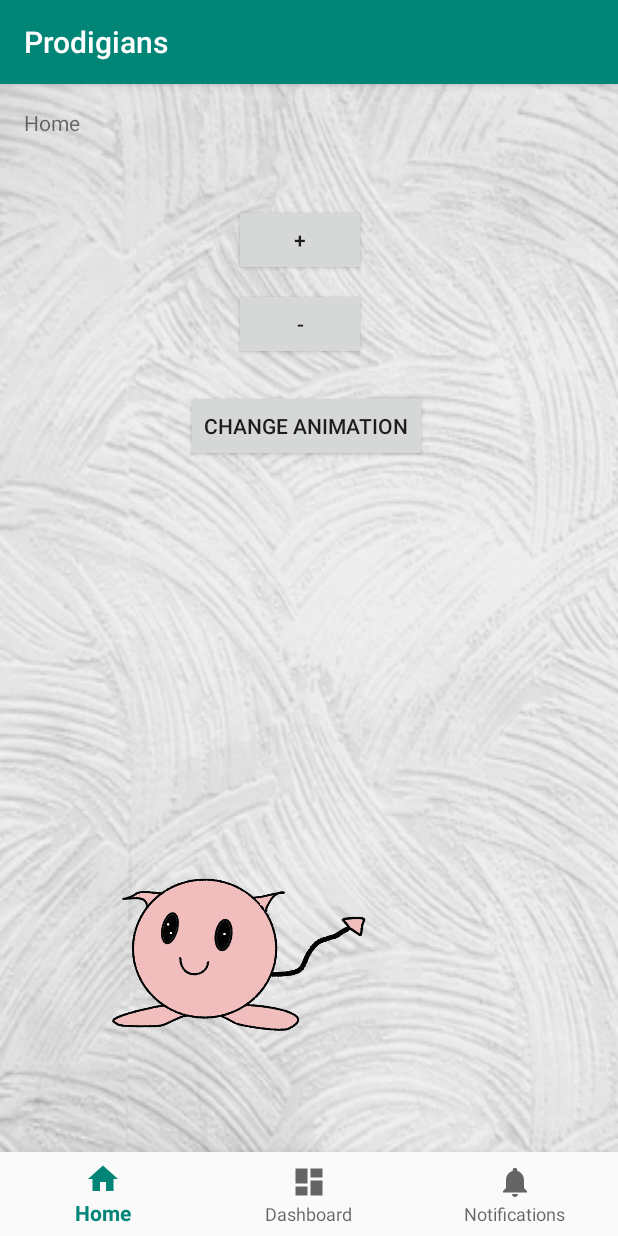
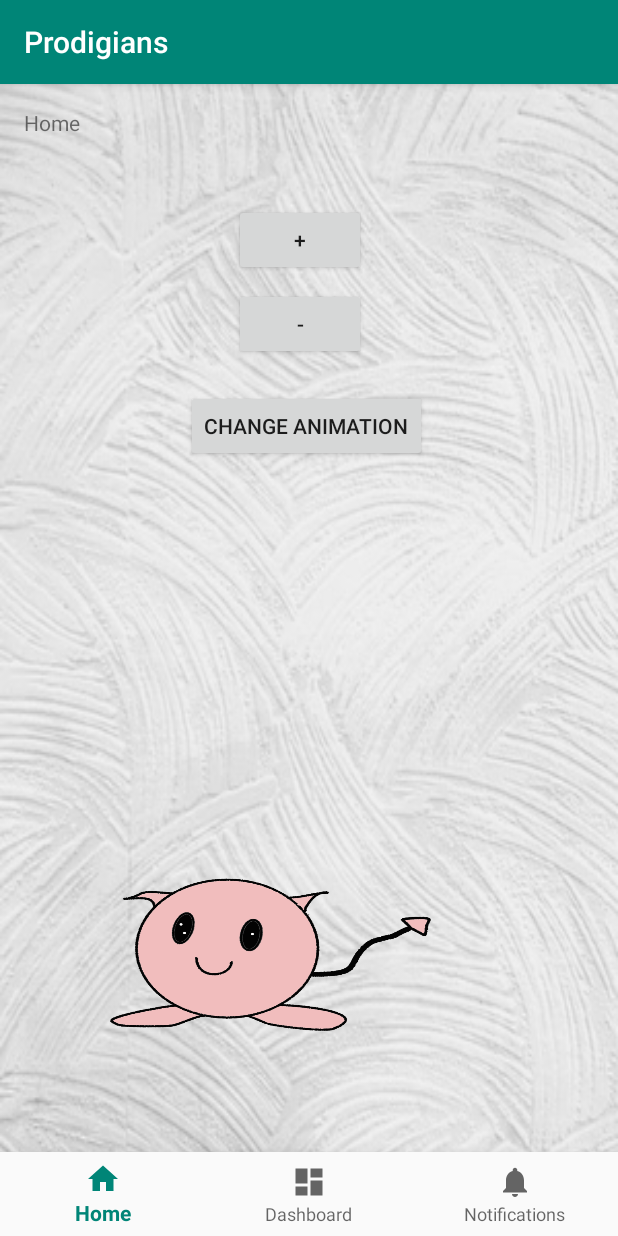
Before and after one commit to chelsea-zhou/Prodigians, an Android app: the screen it shows after launch (MainActivity), on a phone screen of 412 x 824 dp. Run offline under Robolectric (Android 15) with nearby library versions, the phone set to English and light mode, and no system bars.

Commit message:
create viewModel for mainActivity to access the repo data to change size of pet

```diff
--- a/app/src/main/java/com/example/prodigians/MainActivity.java
+++ b/app/src/main/java/com/example/prodigians/MainActivity.java
@@ -4,6 +4,9 @@ import android.animation.ObjectAnimator;
 import android.animation.Animator;
 import android.animation.ValueAnimator;
 import android.animation.AnimatorListenerAdapter;
+import android.arch.lifecycle.Observer;
+import android.arch.lifecycle.ViewModelProviders;
+import android.support.annotation.Nullable;
 import android.util.Log;
 import android.view.animation.Animation;
 import android.graphics.drawable.AnimationDrawable;
@@ -25,6 +28,13 @@ import android.content.Intent;
 import android.support.constraint.ConstraintLayout;
 import android.widget.LinearLayout;
 
+import com.example.prodigians.models.ActRecord;
+import com.example.prodigians.viewmodels.MAVM;
+
+import java.util.List;
+
+import javax.security.auth.login.LoginException;
+
 public class MainActivity extends AppCompatActivity {
     private TextView mTextMessage;
     ImageView imageView;
@@ -37,6 +47,7 @@ public class MainActivity extends AppCompatActivity {
     ViewGroup.LayoutParams paramsInit;
     int defaultWidth;
     int ifBackgroundChanged = 0;
+    MAVM mainViewModel;
 
     private BottomNavigationView.OnNavigationItemSelectedListener mOnNavigationItemSelectedListener
             = new BottomNavigationView.OnNavigationItemSelectedListener() {
@@ -92,6 +103,32 @@ public class MainActivity extends AppCompatActivity {
 
         addListenerOnAnimation();
         animation.start();
+
+        mainViewModel = ViewModelProviders.of(this).get(MAVM.class);
+
+        mainViewModel.init();
+
+        mainViewModel.getNicePlaces().observe(this, new Observer<List<ActRecord>>() {
+            @Override
+            public void onChanged(@Nullable List<ActRecord> actRecords) {
+                Boolean fat = mainViewModel.IsFat();
+                Log.i("myapp",  String.valueOf(fat));
+                if (fat){
+                    if(imageView.getLayoutParams().width >= defaultWidth) {
+                        imageView.requestLayout();
+                        imageView.getLayoutParams().width += 100;
+                        Log.i("myapp","getting fat");
+                    }
+                }else{
+
+                    if(imageView.getLayoutParams().width >= defaultWidth) {
+                        imageView.requestLayout();
+                        imageView.getLayoutParams().width -= 100;
+                        Log.i("myapp", "getting slim ");
+                    }
+                }
+            }
+        });
 
         // Getting all extras
        // Bundle extras = getIntent().getExtras();
--- /dev/null
+++ b/app/src/main/java/com/example/prodigians/viewmodels/MAVM.java
@@ -0,0 +1,86 @@
+package com.example.prodigians.viewmodels;
+
+import android.arch.lifecycle.LiveData;
+import android.arch.lifecycle.MutableLiveData;
+import android.arch.lifecycle.ViewModel;
+import android.os.AsyncTask;
+
+import com.example.prodigians.models.ActRecord;
+import com.example.prodigians.repositories.ActRecordRepository;
+
+import java.util.List;
+import java.util.*;
+
+public class MAVM extends ViewModel {
+
+    private MutableLiveData<List<ActRecord>> mNicePlaces;
+    private ActRecordRepository mRepo;
+    static int avg_move_min = 60;
+
+    // only walk, run, cycle counts, later can be more fine grained, like measure the speed of wheel to get heart points
+    static int avg_hrt_point= 10;
+
+    static int run_factor = 2;
+    static double cycle_factor = 1.5;
+    static int walk_factor =1;
+
+    public void init(){
+        if(mNicePlaces != null){
+            return;
+        }
+        mRepo = ActRecordRepository.getInstance();
+        mNicePlaces = mRepo.getNicePlaces();
+    }
+
+    public LiveData<List<ActRecord>> getNicePlaces(){
+        return mNicePlaces;
+    }
+
+    private int[] cal_running_avg(int days) {
+        List<ActRecord> currentRec = mNicePlaces.getValue();
+        int len = currentRec.size();
+        if (len >= days) {
+            List<ActRecord> last5 = currentRec.subList(len - days, len - 1);
+            ListIterator<ActRecord> iterator = last5.listIterator();
+
+            int total_time =0;
+            int total_hrt_pt =0;
+            while (iterator.hasNext()) {
+                ActRecord ar = iterator.next();
+
+                String act = ar.getActivity();
+                int dist = ar.getDistance();
+
+                if (act=="WALKING"){
+                    total_hrt_pt += dist * 10;
+                }else if(act=="RUNNING"){
+                    total_hrt_pt += dist * 20;
+                }else if(act=="CYCLING") {
+                    total_hrt_pt += (int) dist * 15;
+                }
+                total_time += ar.getTime();
+            }
+
+            return new int[] {total_time/days, total_hrt_pt/days};
+
+        }
+        return new int[] {avg_move_min,avg_hrt_point};
+    }
+
+    // if the recent 10 is below average/or smaller than previous, then add weight
+    // if smaller than average, but better than previous, then fat
+    // if smaller than average, and worse than previous fat
+    // equal then no change
+    public boolean IsFat(){
+        int [] recent = cal_running_avg(2);
+        int recent_move_min = recent[0];
+        int recent_hrt_pts = recent[1];
+        if (recent_move_min >=avg_move_min+10){
+            return false;
+        }
+        return true;
+
+
+    }
+
+}
```
Also changed, not shown: app/src/main/java/com/example/prodigians/Activity_Data.java (+0 -12 lines), app/src/main/java/com/example/prodigians/viewmodels/MainActivityViewModel.java (+0 -54 lines).
